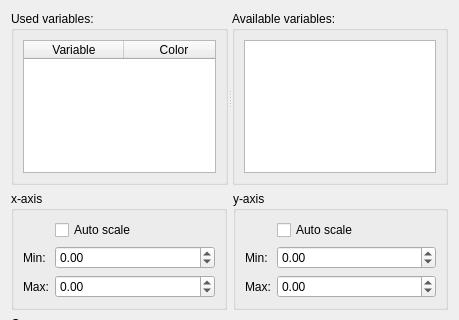
Old version of the form plotconfigurationdialog.ui in the repository kubanecxxx/StMaster; both pictures show x 0 to 459 and y 0 to 320 of the 459 by 489 pixel window.
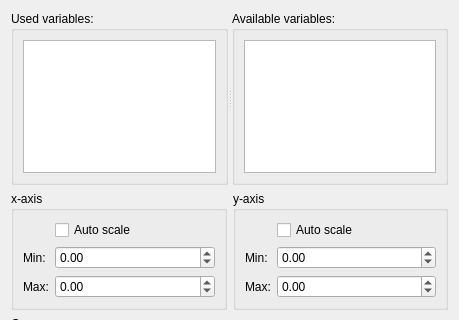
New version of the form.

```diff
--- a/plotconfigurationdialog.ui
+++ b/plotconfigurationdialog.ui
@@ -31,7 +31,7 @@
       </property>
       <layout class="QVBoxLayout" name="verticalLayout_3">
        <item>
-        <widget class="QTableWidget" name="tableUsedVaribles">
+        <widget class="QTableView" name="tableUsedVaribles">
          <property name="acceptDrops">
           <bool>true</bool>
          </property>
@@ -62,9 +62,6 @@
          <property name="showGrid">
           <bool>false</bool>
          </property>
-         <property name="columnCount">
-          <number>2</number>
-         </property>
          <attribute name="horizontalHeaderVisible">
           <bool>true</bool>
          </attribute>
@@ -72,18 +69,8 @@
           <bool>true</bool>
          </attribute>
          <attribute name="verticalHeaderVisible">
-          <bool>false</bool>
+          <bool>true</bool>
          </attribute>
-         <column>
-          <property name="text">
-           <string>Variable</string>
-          </property>
-         </column>
-         <column>
-          <property name="text">
-           <string>Color</string>
-          </property>
-         </column>
         </widget>
        </item>
       </layout>
```
Left out of the diff: 7 changed lines with no effect on the pictures.
